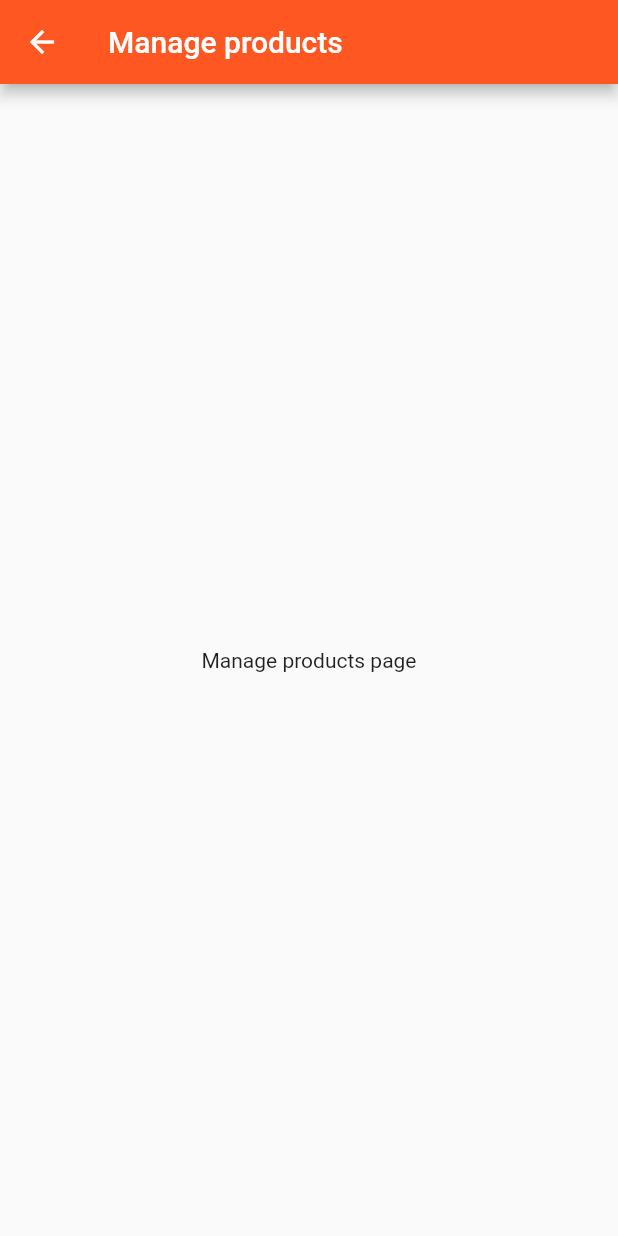
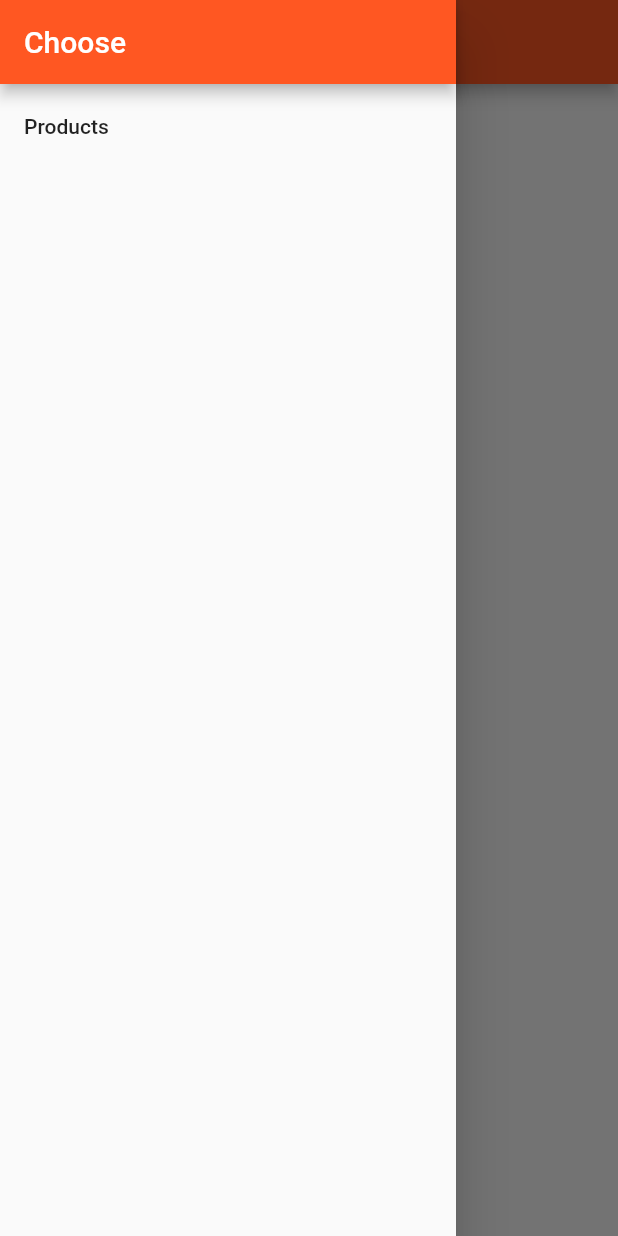
Before and after one commit to AdilHernandez91/flutter-products-app, a Flutter app: the ManageProducts screen opened directly, with the side drawer open (before the commit the screen has no drawer), on a phone screen of 412 x 824 dp. Run offline on Flutter 3.47's test engine with Material 2 defaults, Android fonts, the phone set to English and light mode, and no system bars.

Commit message:
Added manage product drawer

```diff
--- a/lib/pages/manage_products.dart
+++ b/lib/pages/manage_products.dart
@@ -1,9 +1,29 @@
 import 'package:flutter/material.dart';
+
+import './products.dart';
 
 class ManageProducts extends StatelessWidget {
   @override
   Widget build(BuildContext context) {
     return Scaffold(
+      drawer: Drawer(
+        child: Column(
+          children: <Widget>[
+            AppBar(
+              automaticallyImplyLeading: false,
+              title: Text('Choose'),
+            ),
+            ListTile(
+              title: Text('Products'),
+              onTap: () {
+                Navigator.pushReplacement(context, MaterialPageRoute(
+                  builder: (BuildContext context) => ProductsPage(),
+                ));
+              },
+            )
+          ],
+        ),
+      ),
       appBar: AppBar(
         title: Text('Manage products'),
       ),
--- a/lib/pages/products.dart
+++ b/lib/pages/products.dart
@@ -17,7 +17,7 @@ class ProductsPage extends StatelessWidget {
               ListTile(
                 title: Text('Manage Products'),
                 onTap: () {
-                  Navigator.push(context, MaterialPageRoute(
+                  Navigator.pushReplacement(context, MaterialPageRoute(
                     builder: (BuildContext context) => ManageProducts(),
                   ));
                 },
```
